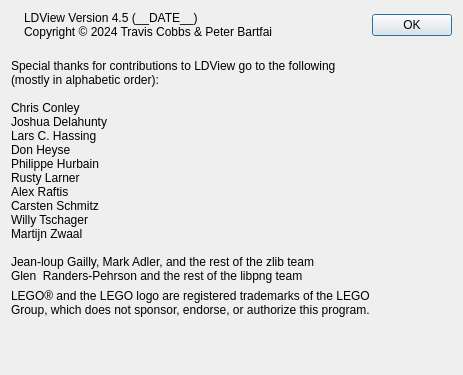
First picture: the form in QT/AboutPanel.ui, repository tcobbs/ldview, before the edit.
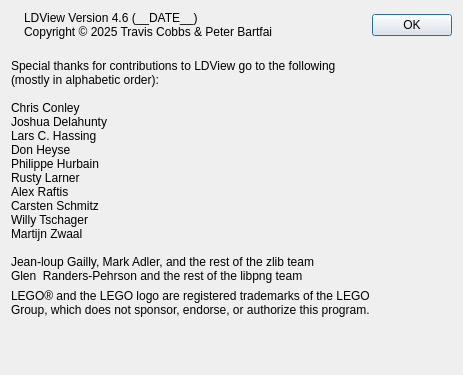
Second picture: the form after the edit. Icons and pictures are not drawn.

Commit message: Update version and copyright year for 4.6 release.

Diff of the .ui file:
```diff
--- a/QT/AboutPanel.ui
+++ b/QT/AboutPanel.ui
@@ -82,8 +82,8 @@
                     </sizepolicy>
                   </property>
                   <property name="text">
-                    <string>LDView Version 4.5 (__DATE__)
-Copyright © 2024 Travis Cobbs &amp; Peter Bartfai</string>
+                    <string>LDView Version 4.6 (__DATE__)
+Copyright © 2025 Travis Cobbs &amp; Peter Bartfai</string>
                   </property>
                   <property name="textFormat">
                     <enum>Qt::PlainText</enum>
```
The commit also changes 11 other files.
